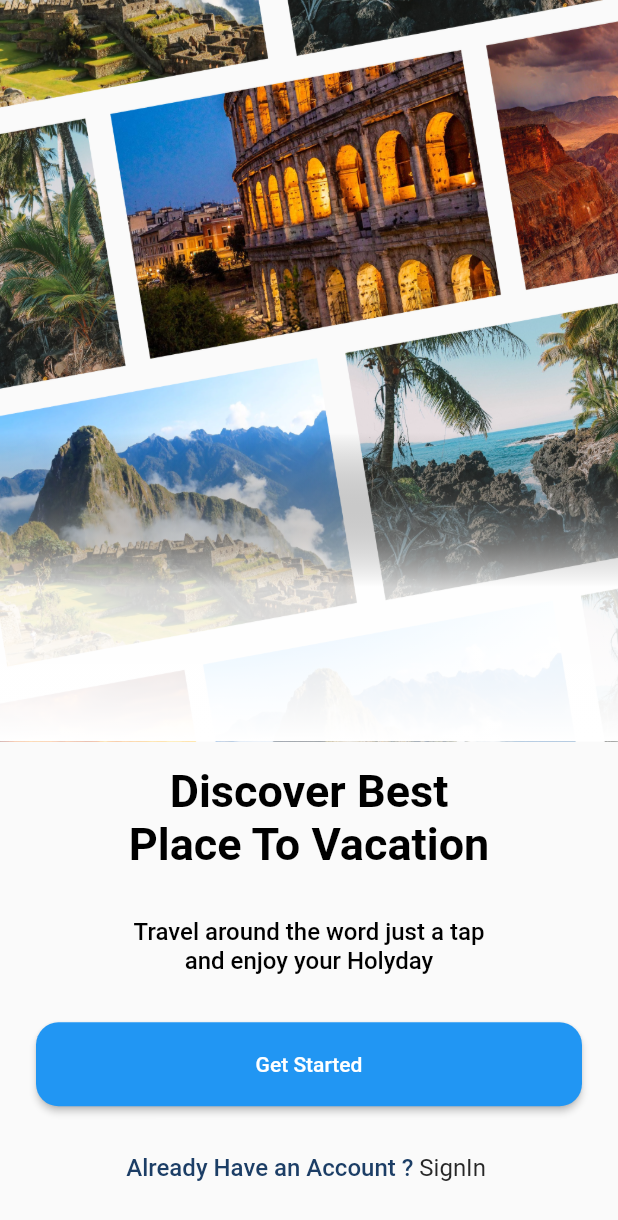
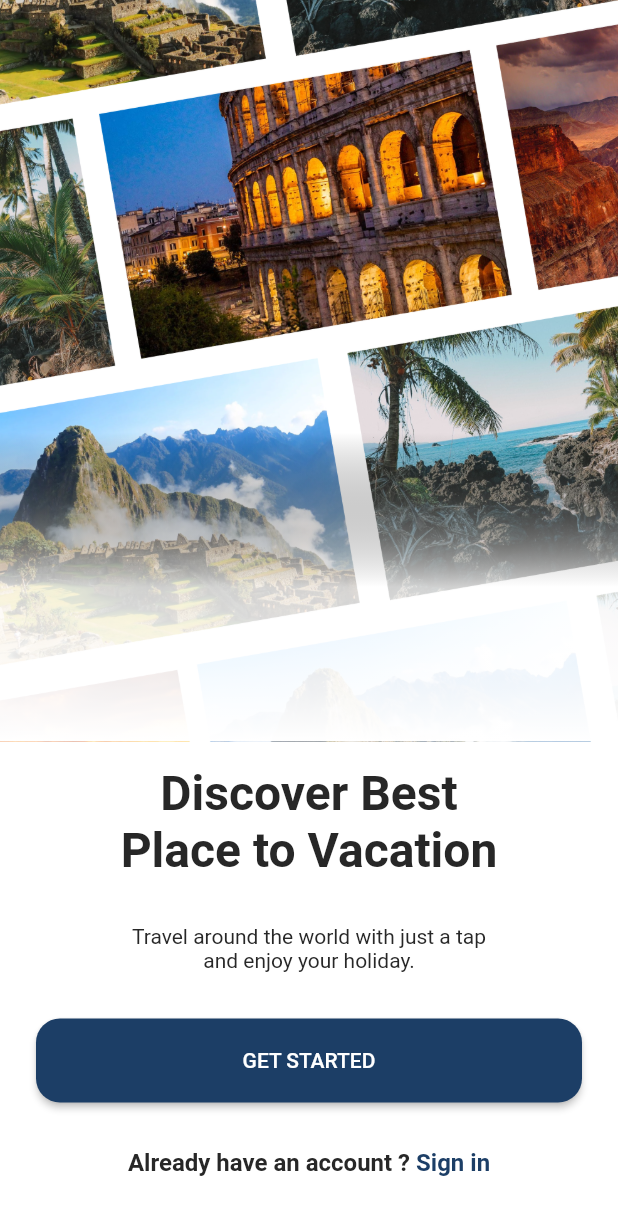
Before and after one commit to nazmulcse247/Travel-App-UI-Design, a Flutter app: the screen it shows after launch, on a phone screen of 412 x 824 dp. Shown: the top 1220 px of the screen. Run offline on Flutter 3.47's test engine with Material 2 defaults, Android fonts, the phone set to English and light mode, and no system bars; our stand-ins replace google_fonts.

Commit message:
update:redesign get started

```diff
--- a/lib/core/feature/get_started_screen.dart
+++ b/lib/core/feature/get_started_screen.dart
@@ -1,6 +1,8 @@
 import 'package:flutter/material.dart';
 import 'package:google_fonts/google_fonts.dart';
 import 'package:travel_app_ui_flutter/core/theme/app_color.dart';
+
+import '../theme/app_route_name.dart';
 
 
 class GetStartedScreen extends StatelessWidget {
@@ -13,18 +15,20 @@ class GetStartedScreen extends StatelessWidget {
       body: Column(
         children: [
           Container(
-            height: size.height * 0.6,
-            width: size.width,
+            height: MediaQuery.of(context).size.height * 0.6,
+            width: MediaQuery.of(context).size.width,
             decoration: const BoxDecoration(
               image: DecorationImage(
                 image: AssetImage(
                   "assets/images/get_started.png",
                 ),
-                    fit: BoxFit.fill)),
+                fit: BoxFit.cover,
+              ),
+            ),
             alignment: Alignment.bottomCenter,
             child: Container(
-              height: size.height * 0.25,
-              width: size.width,
+              height: MediaQuery.of(context).size.height * 0.25,
+              width: MediaQuery.of(context).size.width,
               decoration: BoxDecoration(
                 gradient: LinearGradient(
                   colors: [
@@ -34,62 +38,64 @@ class GetStartedScreen extends StatelessWidget {
                   ],
                   begin: Alignment.bottomCenter,
                   end: Alignment.topCenter,
-              )
+                ),
               ),
             ),
           ),
           Expanded(
             child: Padding(
-                padding: const EdgeInsets.fromLTRB(24, 0, 24, 20),
+              padding: const EdgeInsets.fromLTRB(24, 0, 24, 24),
               child: Column(
                 mainAxisAlignment: MainAxisAlignment.spaceAround,
                 children: [
                   Text(
-                        'Discover Best\nPlace To Vacation',
-                      style: GoogleFonts.roboto(fontSize: 30,fontWeight: FontWeight.w600,color: AppColor.black),
+                    "Discover Best\nPlace to Vacation",
+                    style: GoogleFonts.roboto(fontSize: 32,fontWeight: FontWeight.w600),
                     textAlign: TextAlign.center,
-
                   ),
                   Text(
-                      'Travel around the word just a tap\nand enjoy your Holyday',
-                      style: GoogleFonts.roboto(fontSize: 16,fontWeight: FontWeight.w500,color: AppColor.black),
+                    "Travel around the world with just a tap\nand enjoy your holiday.",
+                    style: GoogleFonts.roboto(fontSize: 14,fontWeight: FontWeight.w400),
                     textAlign: TextAlign.center,
-
                   ),
                   SizedBox(
+                    width: MediaQuery.of(context).size.width,
                     height: 56,
-                      width: size.width,
                     child: ElevatedButton(
-                          onPressed: (){
+                      onPressed: () {
+                        Navigator.pushReplacementNamed(
+                          context,
+                          AppRouteName.home,
+                        );
                       },
-                          child: const Text('Get Started'),
                       style: ElevatedButton.styleFrom(
                           shape: RoundedRectangleBorder(
-                            borderRadius: BorderRadius.circular(15),
-
-                          )
-                        ),
+                            borderRadius: BorderRadius.circular(16),
+                          )),
+                      child: const Text("GET STARTED"),
                     ),
                   ),
                   RichText(
                     text: TextSpan(
                       children: [
                         TextSpan(
-                              text: 'Already Have an Account ? ',
-                              style: GoogleFonts.roboto(fontSize: 16,fontWeight: FontWeight.w500,color: AppColor.primarySwatch)
+                          text: "Already have an account ? ",
+                          style: Theme.of(context).textTheme.bodyLarge,
                         ),
                         TextSpan(
-                                text: 'SignIn ',
-                                style: GoogleFonts.roboto(fontSize: 16,fontWeight: FontWeight.w400,color: AppColor.blackGrey)
+                          text: "Sign in",
+                          style: Theme.of(context)
+                              .textTheme
+                              .bodyLarge
+                              ?.copyWith(color: AppColor.primaryColor),
                         )
-                          ]
-                        )
-                    )
-
                       ],
                     ),
-              )
-          )
+                  ),
+                ],
+              ),
+            ),
+          ),
         ],
       ),
     );
--- /dev/null
+++ b/lib/core/theme/app_text_style.dart
@@ -0,0 +1,151 @@
+import 'dart:ui';
+
+import 'package:flutter/cupertino.dart';
+import 'package:flutter/material.dart';
+
+import 'app_color.dart';
+
+class AppTextStyle {
+  static AppTextStyle instance = AppTextStyle();
+
+  TextStyle displayLarge = TextStyle(
+    color: AppColor.blackGrey,
+    fontSize: 57,
+    fontWeight: FontWeight.bold,
+  );
+  TextStyle displayMedium = TextStyle(
+    color: AppColor.blackGrey,
+    fontSize: 45,
+    fontWeight: FontWeight.bold,
+  );
+  TextStyle displaySmall = TextStyle(
+    color: AppColor.blackGrey,
+    fontSize: 36,
+    fontWeight: FontWeight.bold,
+  );
+  TextStyle headlineLarge = TextStyle(
+    color: AppColor.blackGrey,
+    fontSize: 32,
+    fontWeight: FontWeight.bold,
+  );
+  TextStyle headlineMedium = TextStyle(
+    color: AppColor.blackGrey,
+    fontSize: 28,
+    fontWeight: FontWeight.bold,
+  );
+  TextStyle headlineSmall = TextStyle(
+    color: AppColor.blackGrey,
+    fontSize: 22,
+    fontWeight: FontWeight.bold,
+  );
+  TextStyle titleLarge = TextStyle(
+    fontWeight: FontWeight.bold,
+    color: AppColor.blackGrey,
+    fontSize: 22,
+  );
+  TextStyle titleMedium = TextStyle(
+    fontWeight: FontWeight.bold,
+    color: AppColor.blackGrey,
+    fontSize: 18,
+  );
+  TextStyle titleSmall = TextStyle(
+    color: AppColor.blackGrey,
+    fontSize: 14,
+  );
+  TextStyle labelLarge = TextStyle(
+    color: AppColor.blackGrey,
+    fontSize: 14,
+  );
+  TextStyle labelMedium = TextStyle(
+    color: AppColor.blackGrey,
+    fontSize: 12,
+  );
+  TextStyle labelSmall = TextStyle(
+    color: AppColor.blackGrey,
+    fontSize: 11,
+  );
+  TextStyle bodyLarge = TextStyle(
+    fontWeight: FontWeight.bold,
+    color: AppColor.blackGrey,
+    fontSize: 16,
+  );
+  TextStyle bodyMedium = TextStyle(
+    color: AppColor.blackGrey,
+    fontSize: 14,
+  );
+  TextStyle bodySmall = TextStyle(
+    color: AppColor.blackGrey,
+    fontSize: 12,
+  );
+}
+
+Widget textThemeSample(BuildContext context) {
+  return Center(
+    child: Column(
+      mainAxisAlignment: MainAxisAlignment.center,
+      crossAxisAlignment: CrossAxisAlignment.start,
+      children: [
+        Text(
+          "displayLarge",
+          style: Theme.of(context).textTheme.displayLarge,
+        ),
+        Text(
+          "displayMedium",
+          style: Theme.of(context).textTheme.displayMedium,
+        ),
+        Text(
+          "displaySmall",
+          style: Theme.of(context).textTheme.displaySmall,
+        ),
+        Text(
+          "headlineLarge",
+          style: Theme.of(context).textTheme.headlineLarge,
+        ),
+        Text(
+          "headlineMedium",
+          style: Theme.of(context).textTheme.headlineMedium,
+        ),
+        Text(
+          "headlineSmall",
+          style: Theme.of(context).textTheme.headlineSmall,
+        ),
+        Text(
+          "titleLarge",
+          style: Theme.of(context).textTheme.titleLarge,
+        ),
+        Text(
+          "titleMedium",
+          style: Theme.of(context).textTheme.titleMedium,
+        ),
+        Text(
+          "titleSmall",
+          style: Theme.of(context).textTheme.titleSmall,
+        ),
+        Text(
+          "labelLarge",
+          style: Theme.of(context).textTheme.labelLarge,
+        ),
+        Text(
+          "labelMedium",
+          style: Theme.of(context).textTheme.labelMedium,
+        ),
+        Text(
+          "labelSmall",
+          style: Theme.of(context).textTheme.labelSmall,
+        ),
+        Text(
+          "bodyLarge",
+          style: Theme.of(context).textTheme.bodyLarge,
+        ),
+        Text(
+          "bodyMedium",
+          style: Theme.of(context).textTheme.bodyMedium,
+        ),
+        Text(
+          "bodySmall",
+          style: Theme.of(context).textTheme.bodySmall,
+        ),
+      ],
+    ),
+  );
+}
--- /dev/null
+++ b/lib/core/theme/app_theme.dart
@@ -0,0 +1,56 @@
+
+
+import 'package:flutter/material.dart';
+
+import 'app_color.dart';
+import 'app_text_style.dart';
+
+class AppTheme {
+  static final AppTextStyle _textStyle = AppTextStyle.instance;
+
+  static ThemeData light = ThemeData(
+    brightness: Brightness.light,
+    primaryColor: AppColor.primaryColor,
+    scaffoldBackgroundColor: AppColor.backgroundWhite,
+    textTheme: TextTheme(
+      displayLarge: _textStyle.displayLarge,
+      displayMedium: _textStyle.displayMedium,
+      displaySmall: _textStyle.displaySmall,
+      headlineLarge: _textStyle.headlineLarge,
+      headlineMedium: _textStyle.headlineMedium,
+      headlineSmall: _textStyle.headlineSmall,
+      titleLarge: _textStyle.titleLarge,
+      titleSmall: _textStyle.titleSmall,
+      titleMedium: _textStyle.titleMedium,
+      labelLarge: _textStyle.labelLarge,
+      labelMedium: _textStyle.labelMedium,
+      labelSmall: _textStyle.labelSmall,
+      bodyLarge: _textStyle.bodyLarge,
+      bodyMedium: _textStyle.bodyMedium,
+      bodySmall: _textStyle.bodySmall,
+    ), colorScheme: ColorScheme.fromSwatch(primarySwatch: AppColor.primarySwatch).copyWith(background: AppColor.backgroundWhite),
+  );
+
+  static ThemeData dark = ThemeData(
+    brightness: Brightness.dark,
+    scaffoldBackgroundColor: AppColor.backgroundBlack,
+    primaryColor: AppColor.primaryColor,
+    textTheme: TextTheme(
+      displayLarge: _textStyle.displayLarge.copyWith(color: AppColor.white),
+      displayMedium: _textStyle.displayMedium.copyWith(color: AppColor.white),
+      displaySmall: _textStyle.displaySmall.copyWith(color: AppColor.white),
+      headlineLarge: _textStyle.headlineLarge.copyWith(color: AppColor.white),
+      headlineMedium: _textStyle.headlineMedium.copyWith(color: AppColor.white),
+      headlineSmall: _textStyle.headlineSmall.copyWith(color: AppColor.white),
+      titleLarge: _textStyle.titleLarge.copyWith(color: AppColor.white),
+      titleSmall: _textStyle.titleSmall.copyWith(color: AppColor.white),
+      titleMedium: _textStyle.titleMedium.copyWith(color: AppColor.white),
+      labelLarge: _textStyle.labelLarge.copyWith(color: AppColor.white),
+      labelMedium: _textStyle.labelMedium.copyWith(color: AppColor.white),
+      labelSmall: _textStyle.labelSmall.copyWith(color: AppColor.white),
+      bodyLarge: _textStyle.bodyLarge.copyWith(color: AppColor.white),
+      bodyMedium: _textStyle.bodyMedium.copyWith(color: AppColor.white),
+      bodySmall: _textStyle.bodySmall.copyWith(color: AppColor.white),
+    ), colorScheme: ColorScheme.fromSwatch(primarySwatch: AppColor.primarySwatch).copyWith(background: AppColor.backgroundBlack),
+  );
+}
--- a/lib/main.dart
+++ b/lib/main.dart
@@ -1,4 +1,5 @@
 import 'package:flutter/material.dart';
+import 'package:travel_app_ui_flutter/core/theme/app_theme.dart';
 
 import 'core/theme/app_route.dart';
 import 'core/theme/app_route_name.dart';
@@ -16,6 +17,7 @@ class MyApp extends StatelessWidget {
     return MaterialApp(
       debugShowCheckedModeBanner: false,
       title: "Travel UI",
+      theme: AppTheme.light,
       themeMode: ThemeMode.light,
       initialRoute: AppRouteName.getStarted,
       onGenerateRoute: AppRoute.generate,
```
Also changed, not shown: pubspec.lock. Lines whose indentation alone changed are shown as unchanged.
